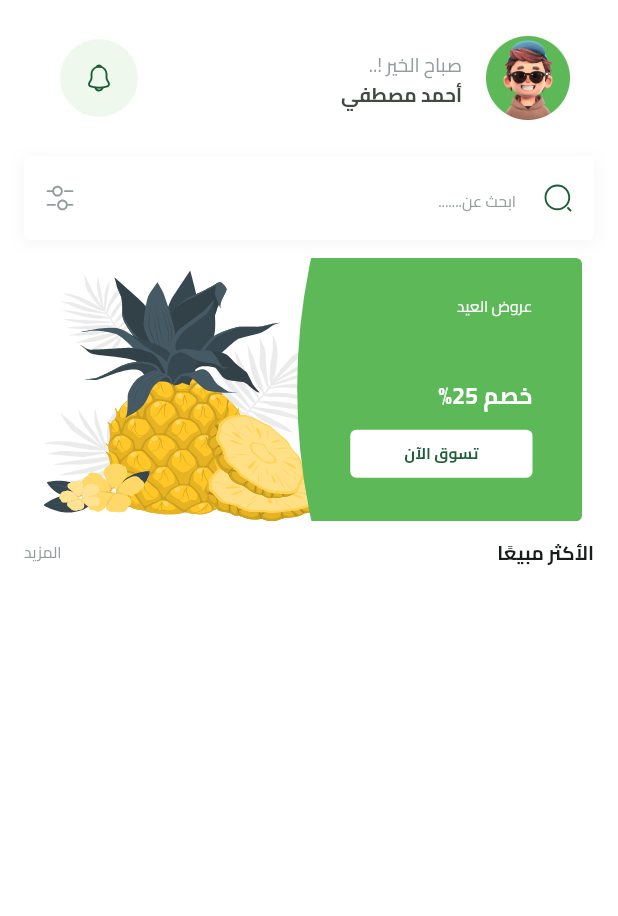
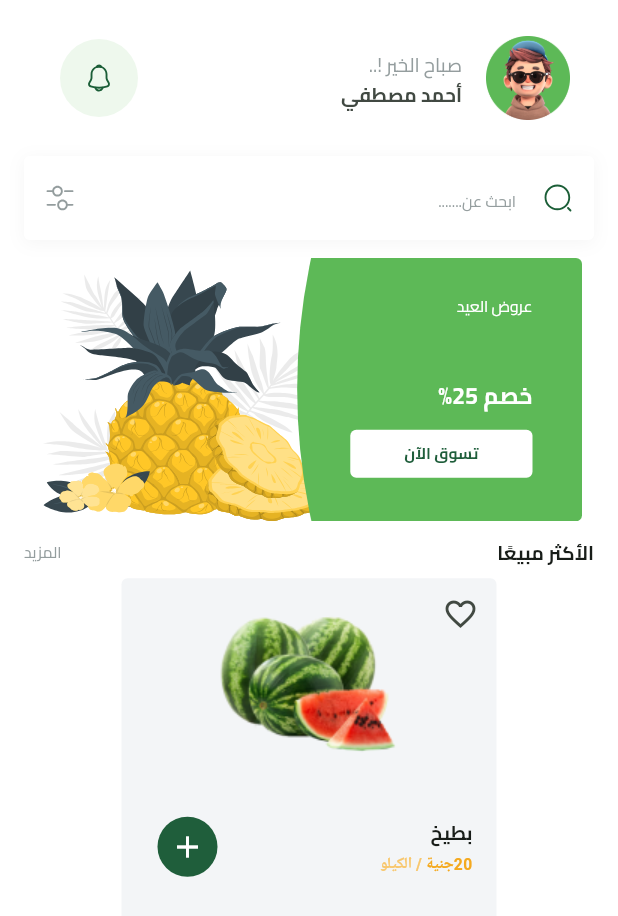
Before and after one commit to mohamed-abdellsalam/Fruits-E-commerce-, a Flutter app: the HomeView screen opened by its route, on a phone screen of 412 x 824 dp. Shown: the top 916 px of the screen. Run offline on Flutter 3.47's test engine with Material 3 defaults, Android fonts, the phone set to English and light mode, and no system bars; our stand-ins replace bloc, cloud_firestore, dartz, dots_indicator, firebase_auth, firebase_core and 8 more; missing offline and left inert: flutter_facebook_auth; accounts and stored records are empty.

Commit message:
feat: add FruitItem widget and integrate it into HomeViewBody layout

```diff
--- a/lib/core/utils/app_colors.dart
+++ b/lib/core/utils/app_colors.dart
@@ -5,4 +5,5 @@ abstract class AppColors {
   static const Color lightPrimaryColor = Color(0xff2d9f5d);
 
   static const Color secondryColor = Color(0xfff4a91f);
+  static const Color lightSecondryColor = Color(0xFFF8C76D);
 }
--- /dev/null
+++ b/lib/core/widgets/fruit_item.dart
@@ -0,0 +1,91 @@
+import 'package:flutter/material.dart';
+import 'package:fruits_hub/core/utils/app_colors.dart';
+import 'package:fruits_hub/core/utils/app_images.dart';
+import 'package:fruits_hub/core/utils/app_text_styles.dart';
+
+class FruitItem extends StatelessWidget {
+  const FruitItem({super.key});
+
+  @override
+  Widget build(BuildContext context) {
+    return Container(
+      width: 250,
+      height: 250,
+      decoration: ShapeDecoration(
+        color: const Color(0xfff3f5f7),
+        shape: RoundedRectangleBorder(
+          borderRadius: BorderRadius.circular(4),
+        ),
+      ),
+      child: Stack(
+        children: [
+          Positioned(
+            top: 0,
+            right: 0,
+            child: IconButton(
+              onPressed: () {},
+              icon: const Icon(Icons.favorite_border_outlined),
+            ),
+          ),
+          Positioned.fill(
+            child: Column(
+              children: [
+                const SizedBox(
+                  height: 20,
+                ),
+                Image.asset(
+                  Assets.imagesWatermelonTest,
+                ),
+                const SizedBox(
+                  height: 24,
+                ),
+                ListTile(
+                  title: Text(
+                    'بطيخ',
+                    textAlign: TextAlign.right,
+                    style: TextStyles.bold16(context),
+                  ),
+                  subtitle: Text.rich(
+                    TextSpan(
+                      children: [
+                        TextSpan(
+                          text: '20جنية ',
+                          style: TextStyles.bold13(context).copyWith(
+                            color: AppColors.secondryColor,
+                          ),
+                        ),
+                        TextSpan(
+                          text: '/',
+                          style: TextStyles.bold13(context).copyWith(
+                            color: AppColors.lightSecondryColor,
+                          ),
+                        ),
+                        TextSpan(
+                          text: ' الكيلو',
+                          style: TextStyles.bold13(context).copyWith(
+                            color: AppColors.lightSecondryColor,
+                          ),
+                        ),
+                      ],
+                    ),
+                    textAlign: TextAlign.right,
+                  ),
+                  trailing: CircleAvatar(
+                    backgroundColor: AppColors.primaryColor,
+                    child: IconButton(
+                      onPressed: () {},
+                      icon: const Icon(
+                        Icons.add,
+                        color: Colors.white,
+                      ),
+                    ),
+                  ),
+                ),
+              ],
+            ),
+          )
+        ],
+      ),
+    );
+  }
+}
--- a/lib/features/home/presentation/views/widgets/home_view_body.dart
+++ b/lib/features/home/presentation/views/widgets/home_view_body.dart
@@ -1,6 +1,7 @@
 import 'package:flutter/material.dart';
 import 'package:fruits_hub/constants.dart';
 import 'package:fruits_hub/core/widgets/custom_search_text_field.dart';
+import 'package:fruits_hub/core/widgets/fruit_item.dart';
 import 'package:fruits_hub/features/home/presentation/views/widgets/best_selling_header.dart';
 import 'package:fruits_hub/features/home/presentation/views/widgets/custom_home_appbar.dart';
 import 'package:fruits_hub/features/home/presentation/views/widgets/featured_list.dart';
@@ -33,6 +34,10 @@ class HomeViewBody extends StatelessWidget {
                   height: 12,
                 ),
                 BestSellingHeader(),
+                SizedBox(
+                  height: 8,
+                ),
+                FruitItem(),
               ],
             ),
           ),
```
